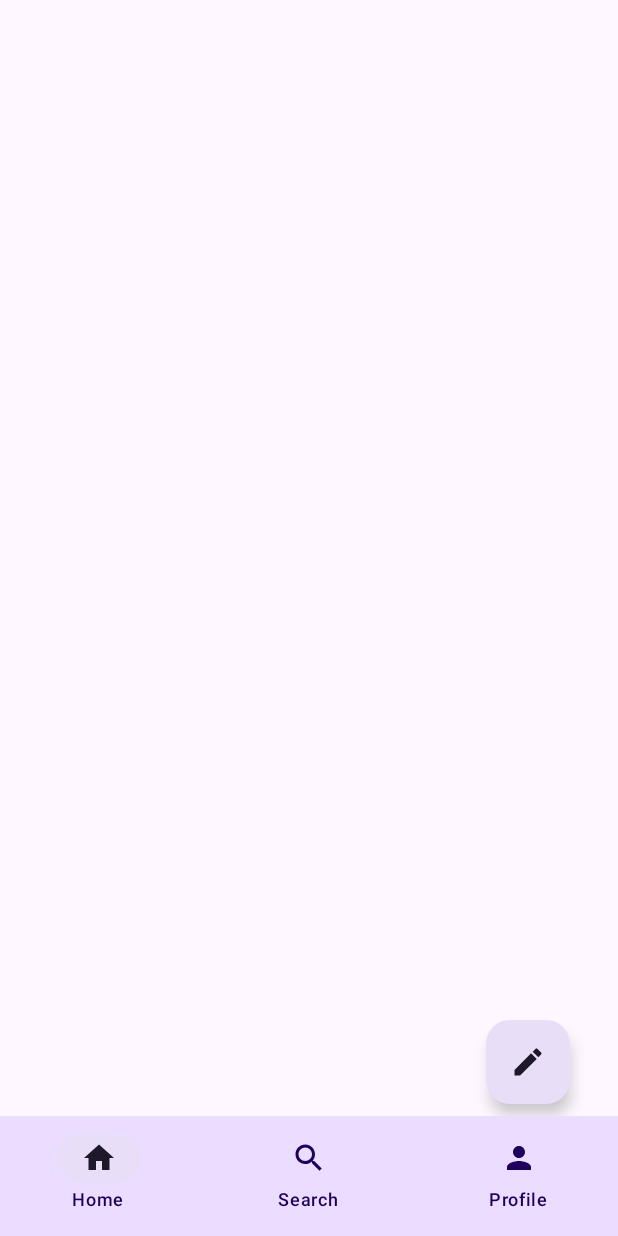
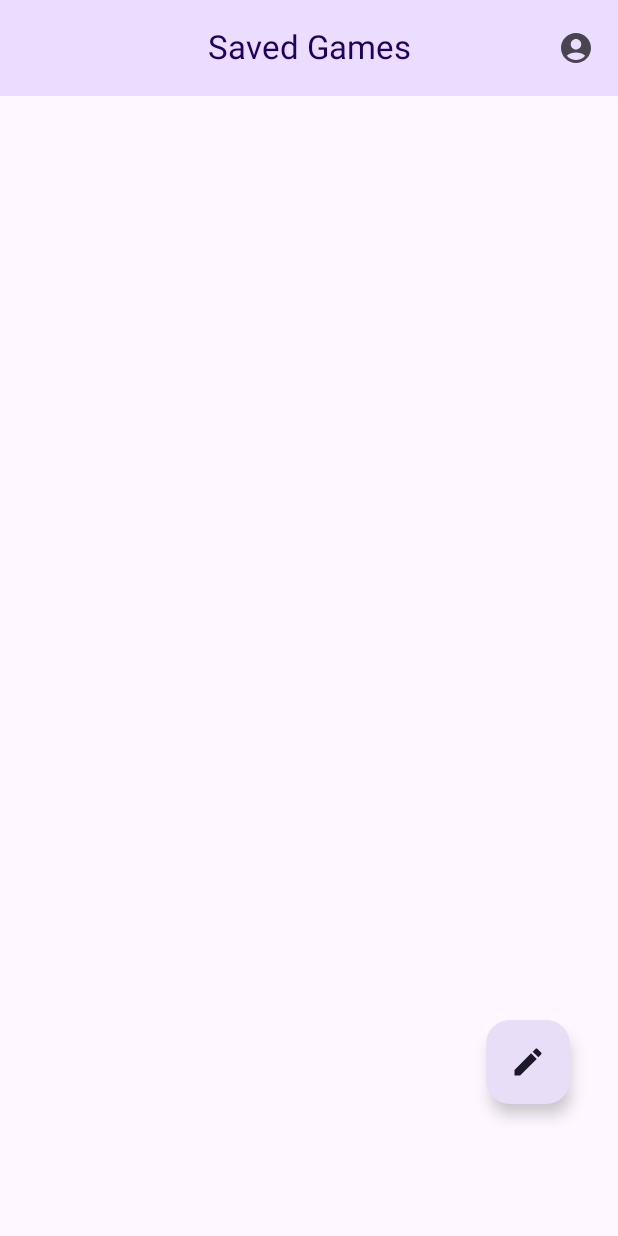
Before and after one commit to SaltyPineapple/Material3Testing, an Android app built with Jetpack Compose: the screen it shows after launch (MainActivity), on a phone screen of 412 x 824 dp. Run offline under Robolectric (Android 15) with nearby library versions, the phone set to English and light mode, and no system bars; our stand-ins replace Firebase (no records; nobody signed in at launch, a user with empty details on screens opened directly).

Commit message:
Add top app bar to MainActivity

```diff
--- a/app/src/main/java/com/learn/material3testing/Material3TestingApp.kt
+++ b/app/src/main/java/com/learn/material3testing/Material3TestingApp.kt
@@ -1,6 +1,19 @@
 package com.learn.material3testing
 
+import androidx.compose.foundation.background
+import androidx.compose.foundation.layout.fillMaxWidth
 import androidx.compose.foundation.layout.padding
+import androidx.compose.material.icons.Icons
+import androidx.compose.material.icons.filled.AccountCircle
+import androidx.compose.material3.CenterAlignedTopAppBar
+import androidx.compose.material3.ExperimentalMaterial3Api
+import androidx.compose.material3.Icon
+import androidx.compose.material3.IconButton
+import androidx.compose.material3.MaterialTheme
+import androidx.compose.material3.Surface
+import androidx.compose.material3.Text
+import androidx.compose.material3.TopAppBar
+import androidx.compose.material3.TopAppBarDefaults
 import androidx.compose.runtime.Composable
 import androidx.compose.ui.Modifier
 import androidx.compose.ui.tooling.preview.Preview
@@ -19,15 +32,30 @@ import com.learn.material3testing.ui.screens.Profile
 import com.learn.material3testing.ui.screens.Search
 import com.learn.material3testing.ui.theme.Material3TestingTheme
 
+@OptIn(ExperimentalMaterial3Api::class)
 @Composable
 fun Material3TestingApp() {
-    val navController = rememberNavController()
-    val backStackEntry = navController.currentBackStackEntryAsState()
-
     MaterialScaffold(
-        bottomBar = { MaterialNavBar(navController, backStackEntry) },
-    ) { padding ->
-        NavGraph(modifier = Modifier.padding(padding), navController = navController)
+        topBar = {
+            CenterAlignedTopAppBar(
+                title = { Text("Saved Games") },
+                actions = {
+                    IconButton(onClick = { /*TODO*/ }) {
+                        Icon(
+                            imageVector = Icons.Default.AccountCircle,
+                            contentDescription = "Manage Profile"
+                        )
+                    }
+                },
+                colors = TopAppBarDefaults.topAppBarColors(
+                    containerColor = MaterialTheme.colorScheme.primaryContainer,
+                    titleContentColor = MaterialTheme.colorScheme.onPrimaryContainer,),
+                )
+        }
+    ) {
+        Surface(modifier = Modifier.padding(top = it.calculateTopPadding())) {
+            Home()
+        }
     }
 }
 
--- a/app/src/main/java/com/learn/material3testing/ui/components/Scaffold.kt
+++ b/app/src/main/java/com/learn/material3testing/ui/components/Scaffold.kt
@@ -14,6 +14,7 @@ import androidx.compose.ui.graphics.Color
 @Composable
 fun MaterialScaffold(
     modifier: Modifier = Modifier,
+    topBar: @Composable (() -> Unit) = {},
     bottomBar: @Composable (() -> Unit) = {},
     floatingActionButton: @Composable (() -> Unit) = {},
     floatingActionButtonPosition: FabPosition = FabPosition.End,
@@ -22,6 +23,7 @@ fun MaterialScaffold(
 ) {
     Scaffold(
         modifier = modifier,
+        topBar = topBar,
         bottomBar = bottomBar,
         floatingActionButton = floatingActionButton,
         floatingActionButtonPosition = floatingActionButtonPosition,
```
